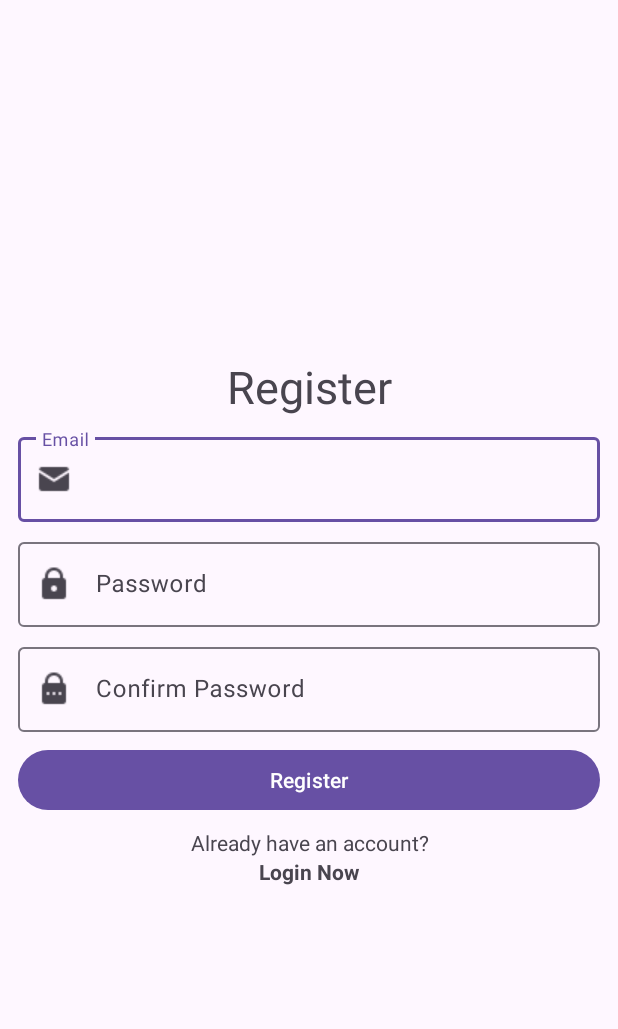
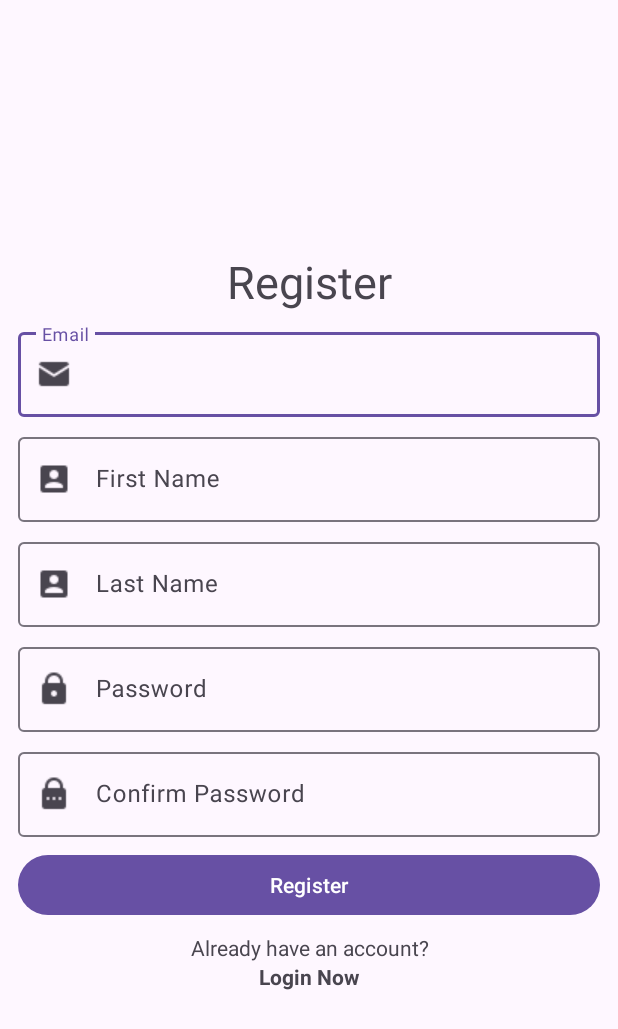
Before and after one commit to sulaiman-muhammad/RentAHelp, an Android app: the RegisterActivity screen opened directly, with no data from a screen before it, after a tap on "Register", on a phone screen of 412 x 824 dp. Shown: the top 1029 px of the screen. Run offline under Robolectric (Android 15) with nearby library versions, the light colour scheme and no system bars; our stand-ins replace Firebase (no records; nobody signed in at launch, a user with empty details on screens opened directly).

Commit message:
Added First Name and Last Name in Register page

```diff
--- a/app/build.gradle.kts
+++ b/app/build.gradle.kts
@@ -36,6 +36,7 @@ dependencies {
     implementation("androidx.constraintlayout:constraintlayout:2.1.4")
     implementation("com.google.firebase:firebase-auth:22.2.0")
     implementation("com.google.firebase:firebase-database:20.3.0")
+    implementation("com.google.firebase:firebase-firestore:24.9.1")
     testImplementation("junit:junit:4.13.2")
     androidTestImplementation("androidx.test.ext:junit:1.1.5")
     androidTestImplementation("androidx.test.espresso:espresso-core:3.5.1")
--- a/app/src/main/java/com/example/rentahelp/RegisterActivity.java
+++ b/app/src/main/java/com/example/rentahelp/RegisterActivity.java
@@ -19,6 +19,10 @@ import com.google.firebase.auth.FirebaseAuth;
 import com.google.firebase.auth.FirebaseUser;
 import com.google.firebase.database.DatabaseReference;
 import com.google.firebase.database.FirebaseDatabase;
+import com.google.firebase.firestore.FirebaseFirestore;
+
+import java.util.HashMap;
+import java.util.Map;
 
 public class RegisterActivity extends AppCompatActivity {
     private static final String TAG = RegisterActivity.class.getSimpleName();
@@ -32,6 +36,8 @@ public class RegisterActivity extends AppCompatActivity {
         setContentView(R.layout.activity_register);
 
         EditText emailEditText = findViewById(R.id.emailEditText);
+        EditText firstNameEditText = findViewById(R.id.firstNameEditText);
+        EditText lastNameEditText = findViewById(R.id.lastNameEditText);
         EditText passwordEditText = findViewById(R.id.passwordEditText);
         EditText confirmPasswordEditText = findViewById(R.id.confirmPasswordEditText);
         ProgressBar progressBar = findViewById(R.id.progressBar);
@@ -42,6 +48,8 @@ public class RegisterActivity extends AppCompatActivity {
 
         registerButton.setOnClickListener(view -> {
             String email = emailEditText.getText().toString();
+            String firstName = firstNameEditText.getText().toString();
+            String lastName = lastNameEditText.getText().toString();
             String password = passwordEditText.getText().toString();
             String confirmPassword = confirmPasswordEditText.getText().toString();
 
@@ -67,13 +75,23 @@ public class RegisterActivity extends AppCompatActivity {
                         if (task.isSuccessful()) {
                             Log.i(TAG, "Register successful.");
                             Toast.makeText(this, "Account created.", Toast.LENGTH_SHORT).show();
+
                             DatabaseReference databaseReference = FirebaseDatabase.getInstance().getReference("Users");
+                            FirebaseFirestore firebaseFirestore = FirebaseFirestore.getInstance();
                             FirebaseUser user = task.getResult().getUser();
                             if (user != null) {
-                                databaseReference.child(user.getUid()).child("email").setValue(user.getEmail());
+                                Map<String, Object> userMap = new HashMap<>();
+                                userMap.put("email", email);
+                                userMap.put("firstName", firstName);
+                                userMap.put("lastName", lastName);
+                                databaseReference.child(user.getUid()).updateChildren(userMap);
+                                firebaseFirestore.collection("User").document(user.getUid())
+                                        .set(userMap);
                             }
+
                             Intent intent = new Intent(this, LoginActivity.class);
                             startActivity(intent);
+
                             firebaseAuth.signOut();
                             finish();
                         } else {
--- a/app/src/main/res/layout/activity_register.xml
+++ b/app/src/main/res/layout/activity_register.xml
@@ -28,6 +28,34 @@
             android:layout_height="wrap_content"
             android:hint="@string/email_text"
             android:inputType="textEmailAddress"
+            tools:ignore="VisualLintTextFieldSize,TextContrastCheck" />
+    </com.google.android.material.textfield.TextInputLayout>
+
+    <com.google.android.material.textfield.TextInputLayout
+        android:layout_width="match_parent"
+        android:layout_height="wrap_content"
+        android:layout_margin="4dp"
+        app:startIconDrawable="@drawable/name">
+        <com.google.android.material.textfield.TextInputEditText
+            android:id="@+id/firstNameEditText"
+            android:layout_width="match_parent"
+            android:layout_height="wrap_content"
+            android:hint="@string/first_name_text"
+            android:inputType="textPersonName|textCapWords"
+            tools:ignore="VisualLintTextFieldSize,TextContrastCheck" />
+    </com.google.android.material.textfield.TextInputLayout>
+
+    <com.google.android.material.textfield.TextInputLayout
+        android:layout_width="match_parent"
+        android:layout_height="wrap_content"
+        android:layout_margin="4dp"
+        app:startIconDrawable="@drawable/name">
+        <com.google.android.material.textfield.TextInputEditText
+            android:id="@+id/lastNameEditText"
+            android:layout_width="match_parent"
+            android:layout_height="wrap_content"
+            android:hint="@string/last_name_text"
+            android:inputType="textPersonName|textCapWords"
             tools:ignore="VisualLintTextFieldSize,TextContrastCheck" />
     </com.google.android.material.textfield.TextInputLayout>
 
--- a/app/src/main/res/values/strings.xml
+++ b/app/src/main/res/values/strings.xml
@@ -5,6 +5,8 @@
     <string name="login_text">Login</string>
     <string name="register_text">Register</string>
     <string name="email_text">Email</string>
+    <string name="first_name_text">First Name</string>
+    <string name="last_name_text">Last Name</string>
     <string name="password_text">Password</string>
     <string name="confirm_password_text">Confirm Password</string>
     <string name="account_exists_text">Already have an account?</string>
```
Also changed, not shown: app/src/main/res/drawable/name.png (added).
